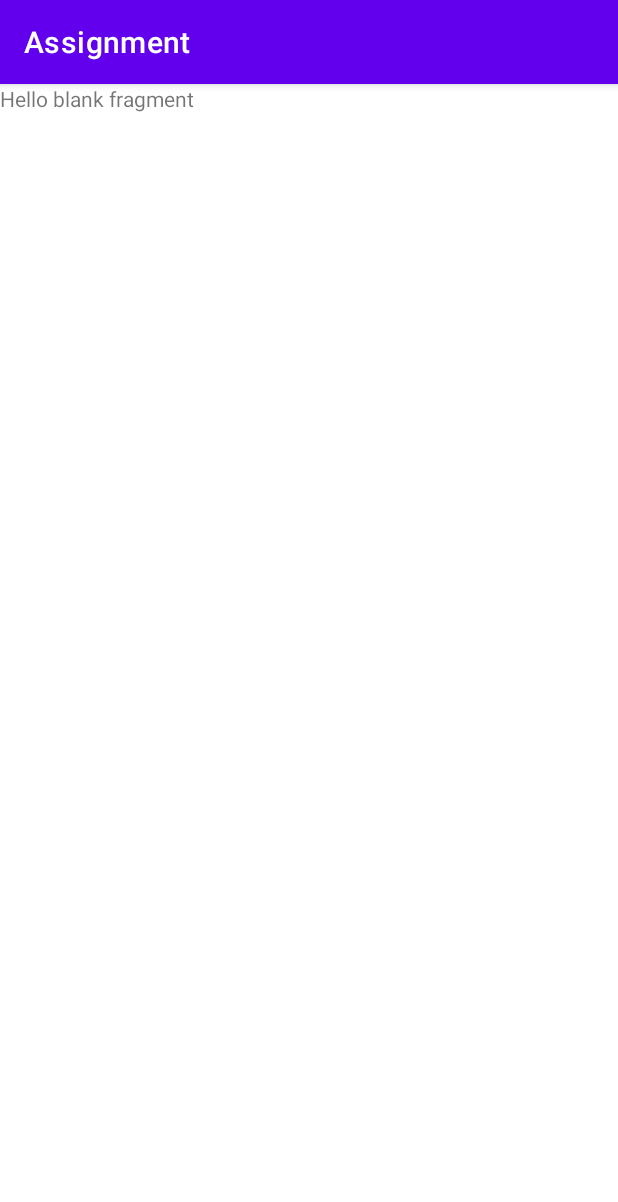
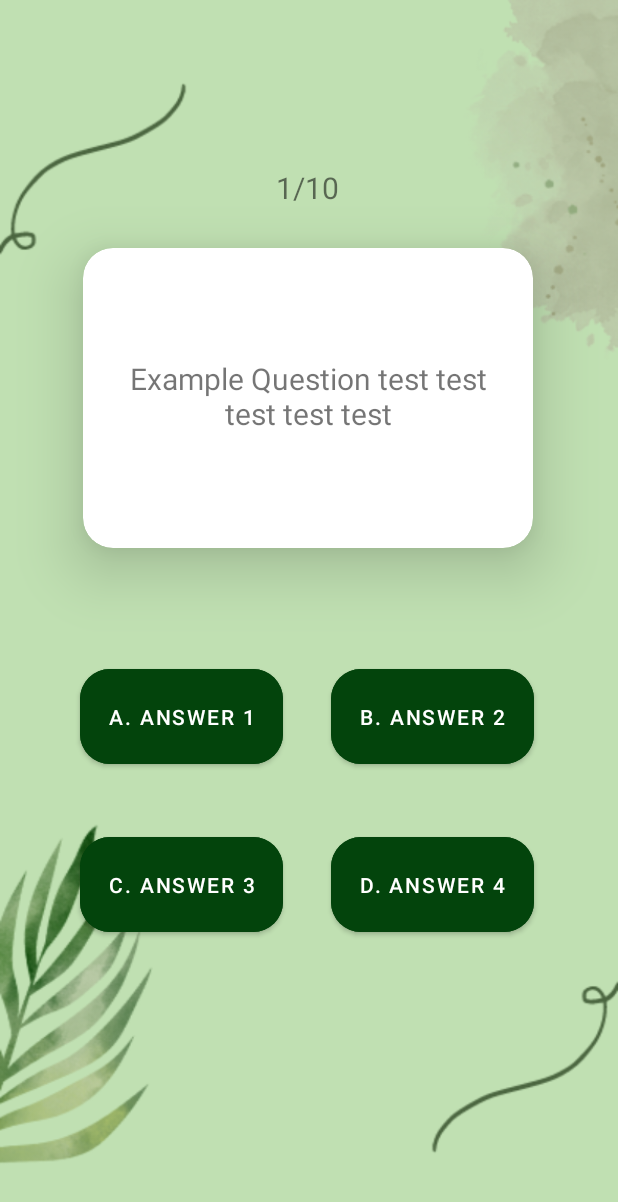
Before and after one commit to cheokjw/TREC, an Android app: the fragment Quiz shown on its own in the app's theme, on a phone screen of 412 x 824 dp. Shown: the top 1202 px of the screen. Run offline under Robolectric (Android 15) with nearby library versions, the phone set to English and light mode, and no system bars.

Commit message:
- Changed themes - Removed top toolbar - Added Quiz UI - Added Question class and Constants object for UI Logic

```diff
--- a/app/src/main/AndroidManifest.xml
+++ b/app/src/main/AndroidManifest.xml
@@ -14,7 +14,9 @@
         tools:targetApi="31">
         <activity
             android:name=".MainActivity"
-            android:exported="true">
+            android:screenOrientation="portrait"
+            android:exported="true"
+            tools:ignore="LockedOrientationActivity">
             <intent-filter>
                 <action android:name="android.intent.action.MAIN" />
 
--- a/app/src/main/java/my/edu/tarc/assignment/MainActivity.kt
+++ b/app/src/main/java/my/edu/tarc/assignment/MainActivity.kt
@@ -25,7 +25,6 @@ class MainActivity : AppCompatActivity() {
                 R.id.profile -> replaceFragment(Profile())
 
             // This is for testing commit and push purposes
-
             }
 
             true
--- /dev/null
+++ b/app/src/main/java/my/edu/tarc/assignment/Question.kt
@@ -0,0 +1,6 @@
+package my.edu.tarc.assignment
+
+class Question (val id: Int, val question: String, val optionOne: String, val optionTwo: String, val optionThree: String, val optionFour: String, val correctAns: Int, val hint: String) {
+
+
+}
--- a/app/src/main/res/layout/fragment_quiz.xml
+++ b/app/src/main/res/layout/fragment_quiz.xml
@@ -1,14 +1,114 @@
 <?xml version="1.0" encoding="utf-8"?>
-<FrameLayout xmlns:android="http://schemas.android.com/apk/res/android"
+<androidx.constraintlayout.widget.ConstraintLayout xmlns:android="http://schemas.android.com/apk/res/android"
+    xmlns:app="http://schemas.android.com/apk/res-auto"
     xmlns:tools="http://schemas.android.com/tools"
     android:layout_width="match_parent"
     android:layout_height="match_parent"
+    android:background="@drawable/background"
+    android:elevation="25dp"
     tools:context=".Quiz">
 
-    <!-- TODO: Update blank fragment layout -->
+    <Button
+        android:id="@+id/btnAnswer4"
+        android:layout_width="135dp"
+        android:layout_height="75dp"
+        android:backgroundTint="@color/forest_green"
+        android:text="D. Answer 4"
+        app:cornerRadius="20dp"
+        app:layout_constraintBottom_toBottomOf="parent"
+        app:layout_constraintEnd_toEndOf="@+id/btnAnswer2"
+        app:layout_constraintHorizontal_bias="0.0"
+        app:layout_constraintStart_toStartOf="@+id/btnAnswer2"
+        app:layout_constraintTop_toBottomOf="@+id/btnAnswer2"
+        app:layout_constraintVertical_bias="0.156" />
+
     <TextView
-        android:layout_width="match_parent"
-        android:layout_height="match_parent"
-        android:text="@string/hello_blank_fragment" />
+        android:id="@+id/tvQuestionNo"
+        android:layout_width="wrap_content"
+        android:layout_height="wrap_content"
+        android:text="1/10"
+        android:textSize="20sp"
+        app:layout_constraintBottom_toBottomOf="parent"
+        app:layout_constraintEnd_toEndOf="parent"
+        app:layout_constraintHorizontal_bias="0.498"
+        app:layout_constraintStart_toStartOf="parent"
+        app:layout_constraintTop_toTopOf="parent"
+        app:layout_constraintVertical_bias="0.14" />
 
-</FrameLayout>
+    <androidx.cardview.widget.CardView
+        android:id="@+id/cardView"
+        android:layout_width="300dp"
+        android:layout_height="200dp"
+        app:cardCornerRadius="20dp"
+        app:cardElevation="25dp"
+        app:layout_constraintBottom_toBottomOf="parent"
+        app:layout_constraintEnd_toEndOf="parent"
+        app:layout_constraintHorizontal_bias="0.495"
+        app:layout_constraintStart_toStartOf="parent"
+        app:layout_constraintTop_toBottomOf="@+id/tvQuestionNo"
+        app:layout_constraintVertical_bias="0.055">
+
+        <androidx.constraintlayout.widget.ConstraintLayout
+            android:layout_width="match_parent"
+            android:layout_height="match_parent">
+
+            <TextView
+                android:id="@+id/tvQuestion"
+                android:layout_width="278dp"
+                android:layout_height="54dp"
+                android:paddingHorizontal="5dp"
+                android:text="Example Question test test test test test"
+                android:textAlignment="center"
+                android:textSize="20sp"
+                app:layout_constraintBottom_toBottomOf="parent"
+                app:layout_constraintEnd_toEndOf="parent"
+                app:layout_constraintStart_toStartOf="parent"
+                app:layout_constraintTop_toTopOf="parent" />
+        </androidx.constraintlayout.widget.ConstraintLayout>
+
+    </androidx.cardview.widget.CardView>
+
+    <Button
+        android:id="@+id/btnAnswer1"
+        android:layout_width="135dp"
+        android:layout_height="75dp"
+        android:layout_marginTop="40dp"
+        android:backgroundTint="@color/forest_green"
+        android:text="A. Answer 1"
+        app:cornerRadius="20dp"
+        app:layout_constraintBottom_toBottomOf="parent"
+        app:layout_constraintEnd_toEndOf="parent"
+        app:layout_constraintHorizontal_bias="0.192"
+        app:layout_constraintStart_toStartOf="parent"
+        app:layout_constraintTop_toBottomOf="@+id/cardView"
+        app:layout_constraintVertical_bias="0.1" />
+
+    <Button
+        android:id="@+id/btnAnswer2"
+        android:layout_width="135dp"
+        android:layout_height="75dp"
+        android:backgroundTint="@color/forest_green"
+        android:text="B. Answer 2"
+        app:cornerRadius="20dp"
+        app:layout_constraintBottom_toBottomOf="@+id/btnAnswer1"
+        app:layout_constraintEnd_toEndOf="parent"
+        app:layout_constraintHorizontal_bias="0.363"
+        app:layout_constraintStart_toEndOf="@+id/btnAnswer1"
+        app:layout_constraintTop_toTopOf="@+id/btnAnswer1"
+        app:layout_constraintVertical_bias="0.0" />
+
+    <Button
+        android:id="@+id/btnAnswer3"
+        android:layout_width="135dp"
+        android:layout_height="75dp"
+        android:backgroundTint="@color/forest_green"
+        android:text="C. Answer 3"
+        app:cornerRadius="20dp"
+        app:layout_constraintBottom_toBottomOf="parent"
+        app:layout_constraintEnd_toEndOf="@+id/btnAnswer1"
+        app:layout_constraintHorizontal_bias="0.0"
+        app:layout_constraintStart_toStartOf="@+id/btnAnswer1"
+        app:layout_constraintTop_toBottomOf="@+id/btnAnswer1"
+        app:layout_constraintVertical_bias="0.156" />
+
+</androidx.constraintlayout.widget.ConstraintLayout>
--- a/app/src/main/res/values-night/themes.xml
+++ b/app/src/main/res/values-night/themes.xml
@@ -1,9 +1,9 @@
 <resources xmlns:tools="http://schemas.android.com/tools">
     <!-- Base application theme. -->
-    <style name="Theme.Assignment" parent="Theme.MaterialComponents.DayNight.DarkActionBar">
+    <style name="Theme.Assignment" parent="Theme.MaterialComponents.DayNight.NoActionBar">
         <!-- Primary brand color. -->
-        <item name="colorPrimary">@color/purple_200</item>
-        <item name="colorPrimaryVariant">@color/purple_700</item>
+        <item name="colorPrimary">@color/army_green</item>
+        <item name="colorPrimaryVariant">@color/army_green</item>
         <item name="colorOnPrimary">@color/black</item>
         <!-- Secondary brand color. -->
         <item name="colorSecondary">@color/teal_200</item>
--- a/app/src/main/res/values/colors.xml
+++ b/app/src/main/res/values/colors.xml
@@ -7,4 +7,12 @@
     <color name="teal_700">#FF018786</color>
     <color name="black">#FF000000</color>
     <color name="white">#FFFFFFFF</color>
+
+    <color name="slimy_green">#069E2D</color>
+    <color name="spanish_green">#058E3F</color>
+    <color name="dartmouth_green">#04773B</color>
+    <color name="dark_green">#036016</color>
+    <color name="forest_green">#03440C</color>
+    <color name="army_green">#41521F</color>
+
 </resources>
--- a/app/src/main/res/values/themes.xml
+++ b/app/src/main/res/values/themes.xml
@@ -1,9 +1,9 @@
 <resources xmlns:tools="http://schemas.android.com/tools">
     <!-- Base application theme. -->
-    <style name="Theme.Assignment" parent="Theme.MaterialComponents.DayNight.DarkActionBar">
+    <style name="Theme.Assignment" parent="Theme.MaterialComponents.DayNight.NoActionBar">
         <!-- Primary brand color. -->
-        <item name="colorPrimary">@color/purple_500</item>
-        <item name="colorPrimaryVariant">@color/purple_700</item>
+        <item name="colorPrimary">@color/army_green</item>
+        <item name="colorPrimaryVariant">@color/army_green</item>
         <item name="colorOnPrimary">@color/white</item>
         <!-- Secondary brand color. -->
         <item name="colorSecondary">@color/teal_200</item>
```
Also changed, not shown: app/src/main/java/my/edu/tarc/assignment/Constants.kt (added, +65 -0 lines), app/src/main/res/drawable-v24/background.png (added).
